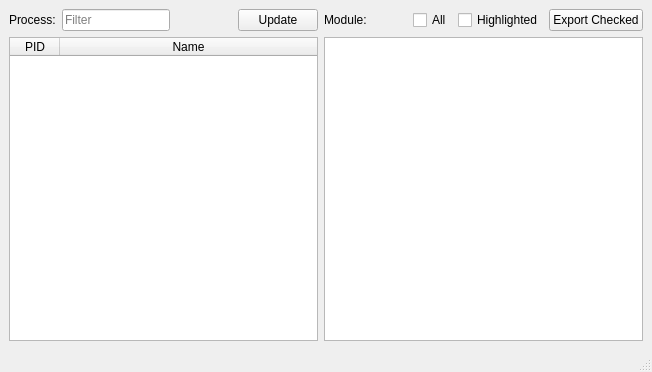
Old version of the form C/ProcModules/src/mainwindow.ui in the repository wh201906/garage.
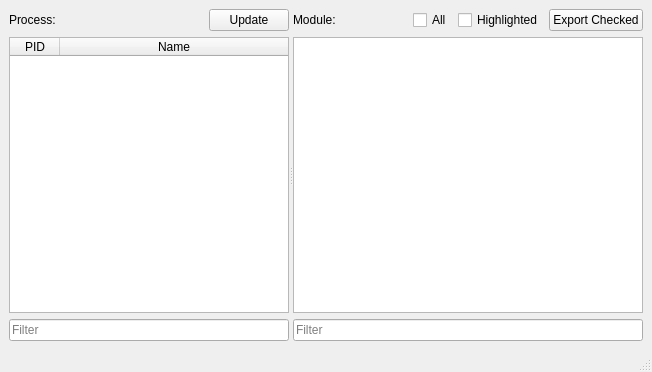
New version of the form.

Commit message: ProcModules: much handier

Patch:
```diff
--- a/C/ProcModules/src/mainwindow.ui
+++ b/C/ProcModules/src/mainwindow.ui
@@ -14,8 +14,13 @@
    <string>MainWindow</string>
   </property>
   <widget class="QWidget" name="centralwidget">
-   <layout class="QHBoxLayout" name="horizontalLayout_3">
+   <layout class="QVBoxLayout" name="verticalLayout_3">
     <item>
+     <widget class="QSplitter" name="splitter">
+      <property name="orientation">
+       <enum>Qt::Horizontal</enum>
+      </property>
+      <widget class="QWidget" name="">
      <layout class="QVBoxLayout" name="verticalLayout">
       <item>
        <layout class="QHBoxLayout" name="horizontalLayout">
@@ -26,16 +31,6 @@
           </property>
          </widget>
         </item>
-        <item>
-         <widget class="QLineEdit" name="Proc_filterEdit">
-          <property name="placeholderText">
-           <string>Filter</string>
-          </property>
-          <property name="clearButtonEnabled">
-           <bool>true</bool>
-          </property>
-         </widget>
-        </item>
         <item>
          <spacer name="horizontalSpacer">
           <property name="orientation">
@@ -96,9 +91,19 @@
         </column>
        </widget>
       </item>
-     </layout>
-    </item>
     <item>
+         <widget class="QLineEdit" name="Proc_filterEdit">
+          <property name="placeholderText">
+           <string>Filter</string>
+          </property>
+          <property name="clearButtonEnabled">
+           <bool>true</bool>
+          </property>
+         </widget>
+        </item>
+       </layout>
+      </widget>
+      <widget class="QWidget" name="">
      <layout class="QVBoxLayout" name="verticalLayout_2">
       <item>
        <layout class="QHBoxLayout" name="horizontalLayout_2">
@@ -155,7 +160,16 @@
         </property>
        </widget>
       </item>
-     </layout>
+        <item>
+         <widget class="QLineEdit" name="Mod_filterEdit">
+          <property name="placeholderText">
+           <string>Filter</string>
+          </property>
+         </widget>
+        </item>
+       </layout>
+      </widget>
+     </widget>
     </item>
    </layout>
   </widget>
```
Left out of the diff: 4 changed lines with no effect on the pictures. Lines whose indentation alone changed are shown as unchanged. The commit also changes 2 other files.
